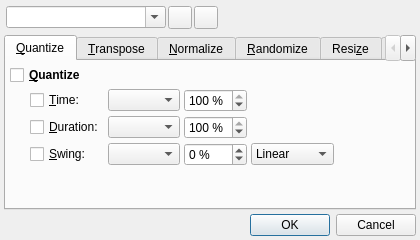
This is src/qtractorMidiToolsForm.ui in rncbc/qtractor as Qt 5 draws it before an edit. The edited form follows.
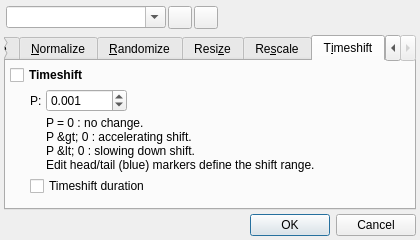
This is the edited form. The open tabs and pages were chosen to show the change. Icons and pictures are not drawn. Custom widgets are drawn as their Qt base class.

Commit message: - A new timeshift MIDI tool has been added, after   an awesome patch by Jiri Prochaszka aka Anchakor;   applies to selected events between edit markers,   distorting their time and duration (optionally),   either slowing down and accelerating, based on   a given parameter P value. (EXPERIMENTAL)

```diff
--- a/src/qtractorMidiToolsForm.ui
+++ b/src/qtractorMidiToolsForm.ui
@@ -1074,6 +1074,123 @@
        </item>
       </layout>
      </widget>
+     <widget class="QWidget" name="Timeshift">
+      <attribute name="title">
+       <string>T&amp;imeshift</string>
+      </attribute>
+      <layout class="QGridLayout">
+       <item row="0" column="0" colspan="4">
+        <widget class="QCheckBox" name="TimeshiftCheckBox">
+         <property name="font">
+          <font>
+           <weight>75</weight>
+           <bold>true</bold>
+          </font>
+         </property>
+         <property name="toolTip">
+          <string>Timeshift selected events</string>
+         </property>
+         <property name="text">
+          <string>Timeshift</string>
+         </property>
+        </widget>
+       </item>
+       <item row="1" column="0">
+        <spacer>
+         <property name="orientation">
+          <enum>Qt::Horizontal</enum>
+         </property>
+         <property name="sizeType">
+          <enum>QSizePolicy::Fixed</enum>
+         </property>
+         <property name="sizeHint">
+          <size>
+           <width>16</width>
+           <height>19</height>
+          </size>
+         </property>
+        </spacer>
+       </item>
+       <item row="1" column="1">
+        <widget class="QLabel" name="TimeshiftLabel">
+         <property name="text">
+          <string>P:</string>
+         </property>
+        </widget>
+       </item>
+       <item row="1" column="2">
+        <widget class="QDoubleSpinBox" name="TimeshiftSpinBox">
+         <property name="minimumSize">
+          <size>
+           <width>60</width>
+           <height>0</height>
+          </size>
+         </property>
+         <property name="toolTip">
+          <string>Timeshift parameter</string>
+         </property>
+		 <property name="decimals" >
+		  <number>3</number>
+		 </property>
+		 <property name="singleStep" >
+		  <double>0.1</double>
+		 </property>
+         <property name="minimum">
+          <double>-1000.0</double>
+         </property>
+         <property name="maximum">
+          <double>1000.0</double>
+         </property>
+         <property name="value">
+          <double>0.001</double>
+         </property>
+        </widget>
+       </item>
+       <item row="1" column="3" >
+        <spacer>
+         <property name="orientation">
+          <enum>Qt::Horizontal</enum>
+         </property>
+         <property name="sizeHint">
+          <size>
+           <width>224</width>
+           <height>19</height>
+          </size>
+         </property>
+        </spacer>
+       </item>
+       <item row="2" column="2" colspan="2">
+        <widget class="QLabel" name="TimeshiftText">
+         <property name="text">
+             <string>P = 0 : no change.
+P &gt; 0 : accelerating shift.
+P &lt; 0 : slowing down shift.
+Edit head/tail (blue) markers define the shift range.</string>
+         </property>
+        </widget>
+       </item>
+       <item row="3" column="1" colspan="3">
+        <widget class="QCheckBox" name="TimeshiftDurationCheckBox">
+         <property name="text">
+          <string>Timeshift duration</string>
+         </property>
+        </widget>
+       </item>
+       <item row="4" column="1" colspan="3">
+        <spacer>
+         <property name="orientation">
+          <enum>Qt::Vertical</enum>
+         </property>
+         <property name="sizeHint">
+          <size>
+           <width>358</width>
+           <height>38</height>
+          </size>
+         </property>
+        </spacer>
+       </item>
+      </layout>
+     </widget>
     </widget>
    </item>
    <item>
```
Left out of the diff: 3 changed lines with no effect on the pictures. The commit also changes 7 other files.
